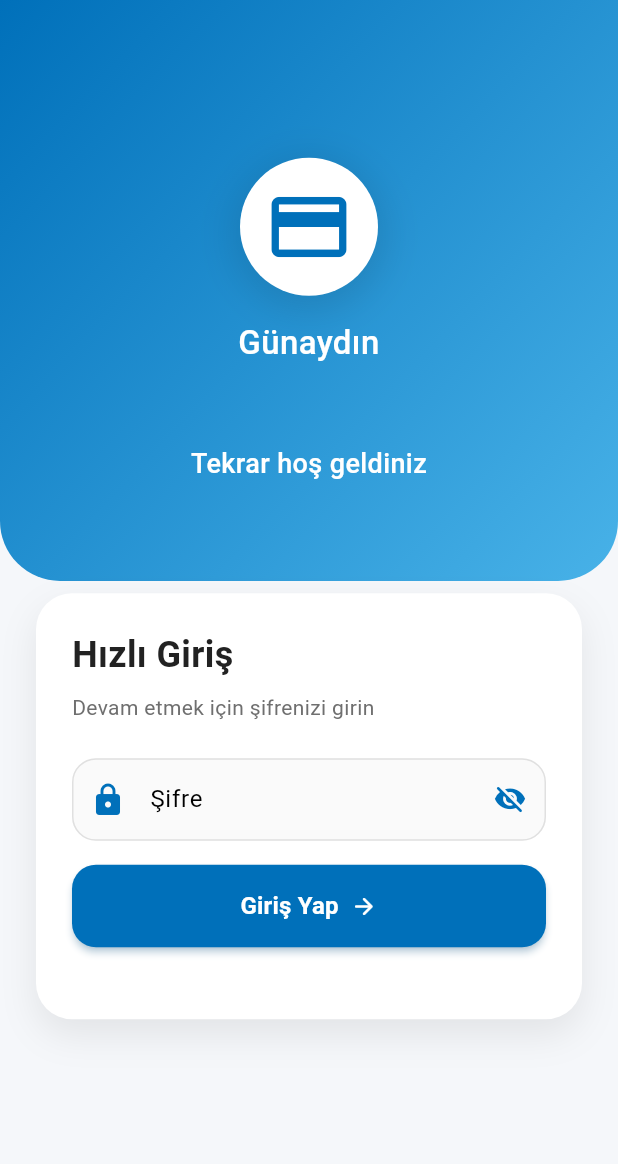
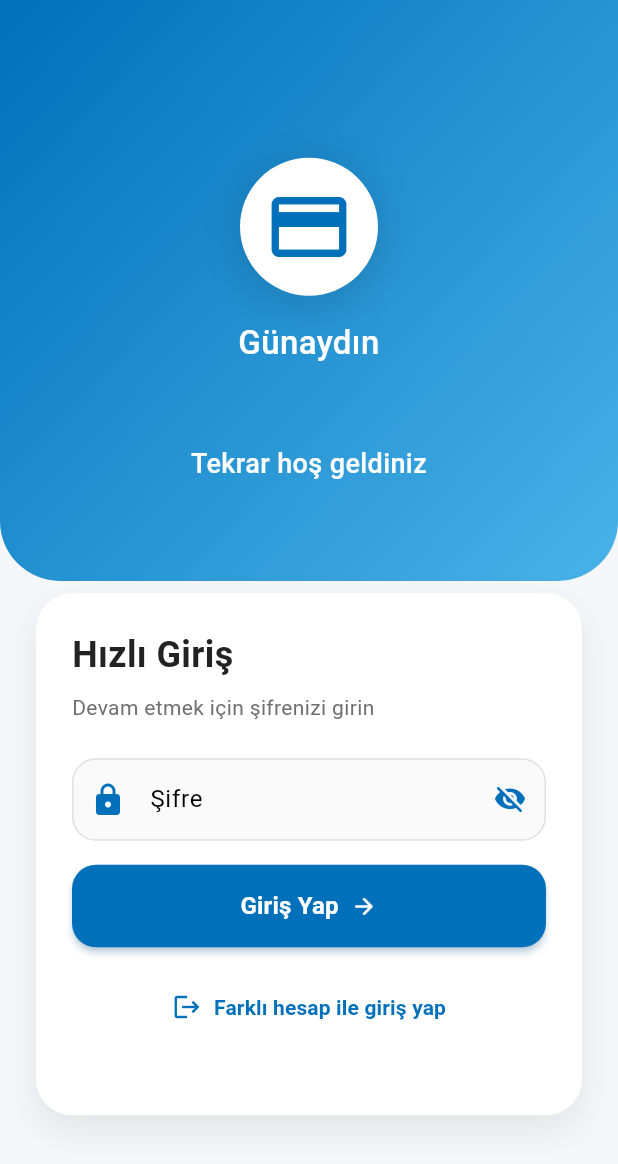
Before and after one commit to YusufAkin27/bincard_frontend, a Flutter app: the RefreshLoginScreen screen opened by its route, on a phone screen of 412 x 824 dp. Shown: the top 1164 px of the screen. Run offline on Flutter 3.47's test engine with Material 3 defaults, Android fonts, the phone set to English and light mode, and no system bars; our stand-ins replace dio, flutter_secure_storage, font_awesome_flutter, geolocator, google_fonts, google_maps_flutter and 7 more; missing offline and left inert: nfc_manager; accounts and stored records are empty; network calls fail.

Commit message:
farklı hesap ile giriş+bug fix

```diff
--- a/lib/constants/api_constants.dart
+++ b/lib/constants/api_constants.dart
@@ -12,7 +12,7 @@ class ApiConstants {
   // Auth endpoints
   static String get loginEndpoint => '/auth/login';
   static String get signUpEndpoint => '/user/sign-up';
-  static String get refreshTokenEndpoint => '/auth/refresh-token';
+  static String get refreshTokenEndpoint => '/auth/refresh';  // Updated to match actual usage
   static String get verifyCodeEndpoint => '/auth/verify-code';
   static String get resendCodeEndpoint => '/auth/resend-code';
   static String get forgotPasswordEndpoint => '/auth/forgot-password';
@@ -23,6 +23,8 @@ class ApiConstants {
   // User endpoints
   static String get userProfileEndpoint => '/user/profile';
   static String get updateUserEndpoint => '/user/update';
+  static String get updateProfileEndpoint => '/user/update-profile';
+  static String get verifyPhoneEndpoint => '/user/verify-phone';
   static String get changePasswordEndpoint => '/user/change-password';
 
   // Content Type ve diğer header'lar
--- a/lib/screens/auth/login_screen.dart
+++ b/lib/screens/auth/login_screen.dart
@@ -730,8 +730,8 @@ class _LoginScreenState extends State<LoginScreen>
         suffixIcon: IconButton(
           icon: Icon(
             _obscurePassword
-                ? Icons.visibility_rounded
-                : Icons.visibility_off_rounded,
+                ? Icons.visibility_off_rounded    // Şifre gizli iken kapalı göz ikonu
+                : Icons.visibility_rounded,       // Şifre görünür iken açık göz ikonu
             color: AppTheme.primaryColor,
             size: 22,
           ),
--- a/lib/screens/auth/refresh_login_screen.dart
+++ b/lib/screens/auth/refresh_login_screen.dart
@@ -552,6 +552,34 @@ class _RefreshLoginScreenState extends State<RefreshLoginScreen>
     }
   }
 
+  // Farklı hesap ile giriş yapmak için tüm kullanıcı verilerini temizle
+  Future<void> _clearAllUserData() async {
+    setState(() {
+      _isLoading = true;
+    });
+
+    try {
+      // Tüm tokenleri ve kullanıcı verilerini temizle
+      await _secureStorage.clearAll();
+
+      // Biyometrik kimlik doğrulamayı devre dışı bırak
+      await _biometricService.disableBiometricAuthentication();
+
+      debugPrint('Tüm kullanıcı verileri temizlendi, login ekranına yönlendiriliyor');
+
+      // Login ekranına yönlendir
+      if (mounted) {
+        Navigator.pushNamedAndRemoveUntil(context, AppRoutes.login, (route) => false);
+      }
+    } catch (e) {
+      debugPrint('Kullanıcı verilerini temizlerken hata: $e');
+      setState(() {
+        _isLoading = false;
+        _errorMessage = 'Veriler temizlenirken bir hata oluştu';
+      });
+    }
+  }
+
   // Mavi alanın içindeki karşılama içeriği
   Widget _buildWelcomeContent() {
     return Column(
@@ -693,8 +721,37 @@ class _RefreshLoginScreenState extends State<RefreshLoginScreen>
           const SizedBox(height: 16),
           _buildBiometricLoginButton(),
         ],
+        const SizedBox(height: 16),
+        _buildDifferentAccountButton(),
         const SizedBox(height: 24),
       ],
+    );
+  }
+
+  Widget _buildDifferentAccountButton() {
+    return Center(
+      child: TextButton(
+        onPressed: _isLoading ? null : _clearAllUserData,
+        style: TextButton.styleFrom(
+          padding: const EdgeInsets.symmetric(vertical: 8, horizontal: 12),
+          shape: RoundedRectangleBorder(borderRadius: BorderRadius.circular(12)),
+        ),
+        child: Row(
+          mainAxisSize: MainAxisSize.min,
+          children: [
+            Icon(Icons.logout, size: 20, color: AppTheme.primaryColor),
+            const SizedBox(width: 8),
+            Text(
+              'Farklı hesap ile giriş yap',
+              style: TextStyle(
+                color: AppTheme.primaryColor,
+                fontSize: 14,
+                fontWeight: FontWeight.w600,
+              ),
+            ),
+          ],
+        ),
+      ),
     );
   }
 
--- a/lib/services/token_service.dart
+++ b/lib/services/token_service.dart
@@ -9,14 +9,11 @@ import 'secure_storage_service.dart';
 import '../models/auth_model.dart';
 import 'package:http/http.dart' as http;
 import '../main.dart'; // navigatorKey için ekledik
+import '../constants/api_constants.dart';
 
 class TokenService {
   final SecureStorageService _secureStorage = SecureStorageService();
   final Dio _dio = Dio();
-
-  // API endpoint'leri
-  static const String baseUrl = 'http://192.168.219.61:8080/v1/api'; // API URL'nizi buraya girin
-  static const String refreshEndpoint = '/auth/refresh';
 
   // Otomatik token yenileme için threshold (saniye)
   static const int _tokenRenewalThreshold = 30;
@@ -114,7 +111,7 @@ class TokenService {
 
       // Token yenileme isteği
       final response = await _dio.post(
-        '$baseUrl/auth/refresh',
+        ApiConstants.baseUrl + ApiConstants.refreshTokenEndpoint,
         data: requestBody,
         options: options,
       );
@@ -579,7 +576,7 @@ class TokenService {
 
       try {
         final response = await Dio().post(
-          '$baseUrl/auth/refresh',
+          ApiConstants.baseUrl + ApiConstants.refreshTokenEndpoint,
           data: {'refreshToken': refreshToken},
           options: Options(headers: {'Content-Type': 'application/json'}),
         );
@@ -618,7 +615,7 @@ class TokenService {
     }
 
     final response = await http.post(
-      Uri.parse('$baseUrl/auth/refresh'),
+      Uri.parse(ApiConstants.baseUrl + ApiConstants.refreshTokenEndpoint),
       headers: {'Content-Type': 'application/json'},
       body: jsonEncode({
         "refreshToken": refreshToken
```
Also changed, not shown: lib/screens/home_screen.dart (+22 -3 lines), lib/services/user_service.dart (+7 -9 lines).
